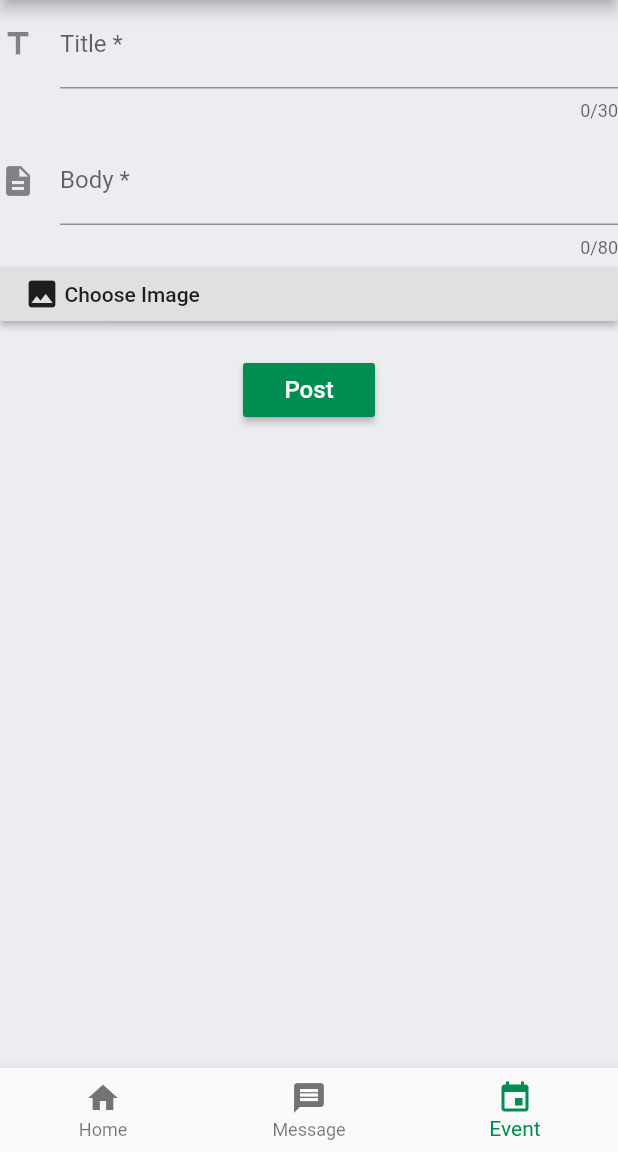
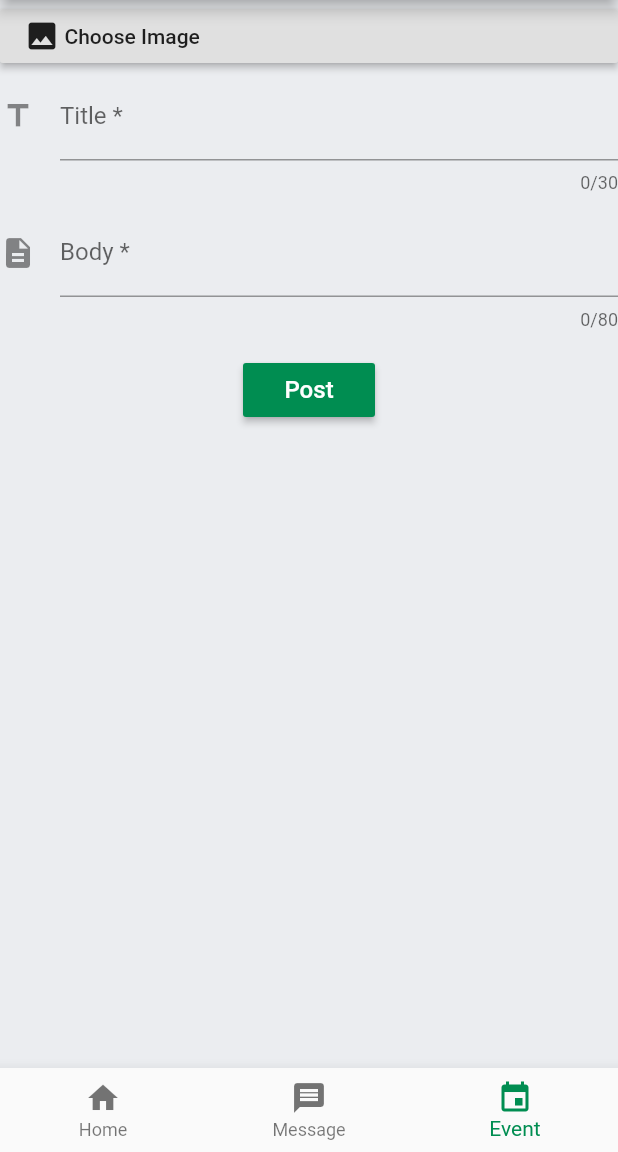
Before and after one commit to YemaneAbrha/Nasa-Admin, a Flutter app: the screen it shows after launch, item 3 of the bottom bar chosen, on a phone screen of 412 x 824 dp, the part 84-1236 px from its top. Run offline on Flutter 3.47's test engine with Material 2 defaults, Android fonts, the phone set to English and light mode, and no system bars; our stand-ins replace image_picker; network calls fail.

Commit message:
Change Postion Of Image Container

```diff
--- a/lib/Presentation/body/event.dart
+++ b/lib/Presentation/body/event.dart
@@ -49,6 +49,16 @@ class _EventPageState extends State<EventPage> {
             crossAxisAlignment: CrossAxisAlignment.center,
             mainAxisAlignment: MainAxisAlignment.center,
             children: <Widget>[
+               RaisedButton(
+                onPressed: _choose,
+                child: Row(
+                  children: <Widget>[
+                    Icon(Icons.image),
+                    SizedBox(width: 3),
+                    Text("Choose Image")
+                  ],
+                ),
+              ),
               TextFormField(
                 decoration: const InputDecoration(
                   icon: Icon(Icons.title),
@@ -93,18 +103,6 @@ class _EventPageState extends State<EventPage> {
                   }
                 },
               ),
-              RaisedButton(
-                onPressed: _choose,
-                child: Row(
-                  children: <Widget>[
-                    Icon(Icons.image),
-                    SizedBox(width: 3),
-                    Text("Choose Image")
-                  ],
-                ),
-
-                //  Icon(Icons.image),
-              ),
               Padding(
                 padding: const EdgeInsets.symmetric(vertical: 16.0),
                 child: Align(
```
